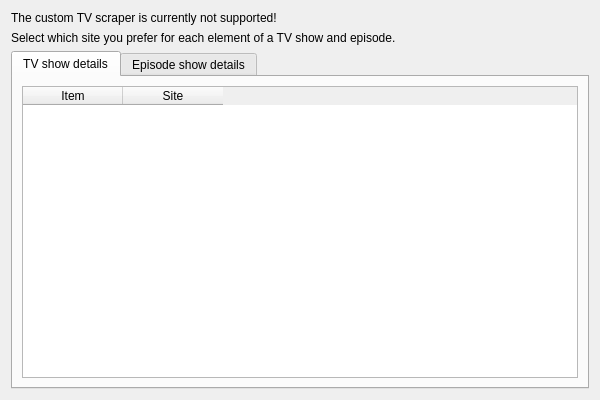
The window that src/ui/settings/CustomTvScraperSettingsWidget.ui (Komet/MediaElch) describes before a commit, drawn with Qt 5.
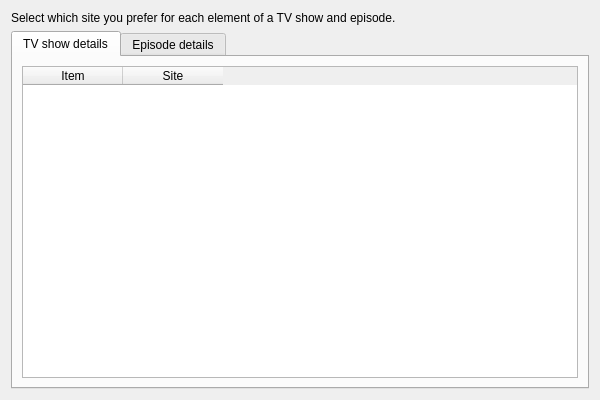
The same window after the commit.

Commit message: [UI] Fix typos and remove deprecated note for CustomTvScraper

Patch:
```diff
--- a/src/ui/settings/CustomTvScraperSettingsWidget.ui
+++ b/src/ui/settings/CustomTvScraperSettingsWidget.ui
@@ -10,14 +10,7 @@
     <height>400</height>
    </rect>
   </property>
-  <layout class="QVBoxLayout" name="verticalLayout" stretch="0,0,0">
-   <item>
-    <widget class="QLabel" name="lblUnsupported">
-     <property name="text">
-      <string>The custom TV scraper is currently not supported!</string>
-     </property>
-    </widget>
-   </item>
+  <layout class="QVBoxLayout" name="verticalLayout" stretch="0,0">
    <item>
     <widget class="QLabel" name="lblTvScraperSettingsHelp">
      <property name="text">
@@ -71,7 +64,7 @@
      </widget>
      <widget class="QWidget" name="tabEpisode">
       <attribute name="title">
-       <string>Episode show details</string>
+       <string>Episode details</string>
       </attribute>
       <layout class="QVBoxLayout" name="verticalLayout_3">
        <item>
```
The commit also changes 3 other files.
